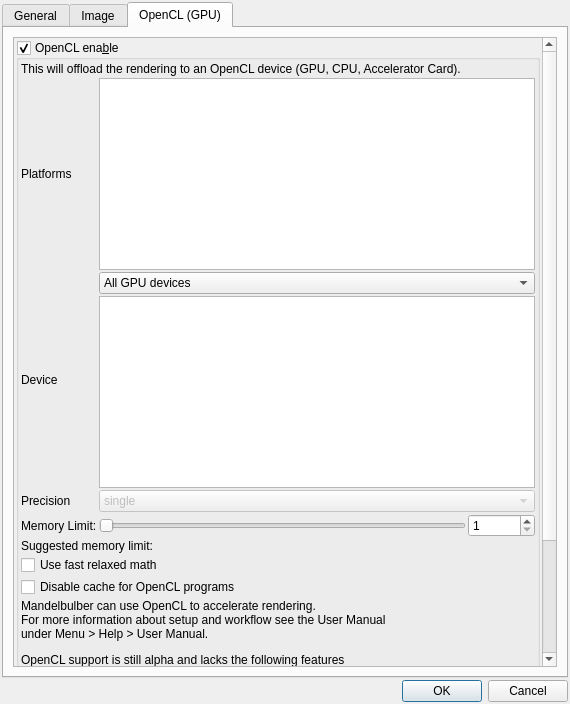
buddhi1980/mandelbulber2, file mandelbulber2/qt/preferences_dialog.ui: the form before one commit.
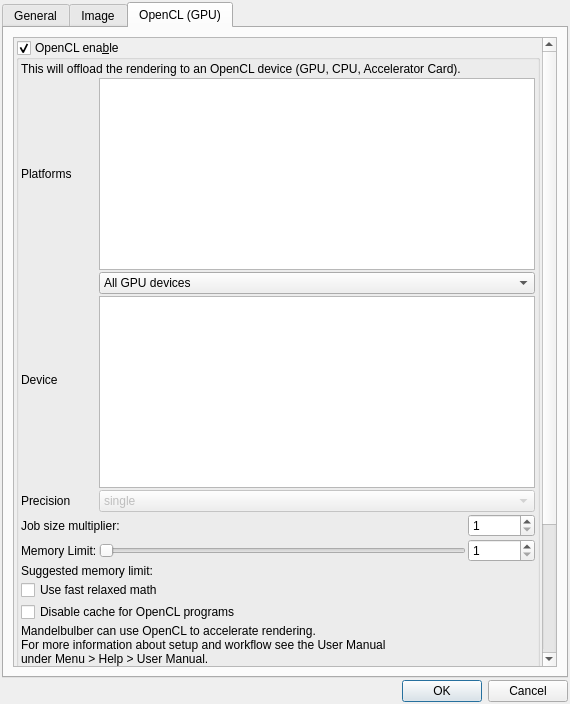
The form after the commit. The open tabs and pages were chosen to show the change. Icons and pictures are not drawn. Custom widgets are drawn as their Qt base class.

Commit message: Added JobSizeMultiplier option in OpenCL preferences. Hogher value can speed up rendering on AMD GPUs. Optimized rendering of DOF on AMD GPUs (much faster memory access)

The edit to the form file:
```diff
--- a/mandelbulber2/qt/preferences_dialog.ui
+++ b/mandelbulber2/qt/preferences_dialog.ui
@@ -1016,8 +1016,8 @@
            <rect>
             <x>0</x>
             <y>0</y>
-            <width>499</width>
-            <height>809</height>
+            <width>528</width>
+            <height>833</height>
            </rect>
           </property>
           <layout class="QVBoxLayout" name="verticalLayout_OpenCL">
@@ -1092,14 +1092,14 @@
                   </item>
                  </widget>
                 </item>
-                <item row="3" column="0">
+                <item row="4" column="0">
                  <widget class="QLabel" name="label_opencl_memory_limit">
                   <property name="text">
                    <string>Memory Limit:</string>
                   </property>
                  </widget>
                 </item>
-                <item row="3" column="1">
+                <item row="4" column="1">
                  <widget class="QSlider" name="sliderInt_opencl_memory_limit">
                   <property name="minimum">
                    <number>1</number>
@@ -1118,7 +1118,7 @@
                   </property>
                  </widget>
                 </item>
-                <item row="3" column="2">
+                <item row="4" column="2">
                  <widget class="MySpinBox" name="spinboxInt_opencl_memory_limit">
                   <property name="toolTip">
                    <string>&lt;html&gt;&lt;head/&gt;&lt;body&gt;&lt;p&gt;Memory limit for single memory buffer used by OpenCL programs.&lt;/p&gt;&lt;p&gt;It should be set not higher than suggested memory limit showed below.&lt;/p&gt;&lt;p&gt;If SSAO or DOF effects need more memory than limit, they will be rendered using CPU.&lt;/p&gt;&lt;p&gt;Higher memory limit can allow rendering SSAO and DOF effects using GPU at higher resolution, but program can produce errors or be unstable.&lt;/p&gt;&lt;/body&gt;&lt;/html&gt;</string>
@@ -1214,7 +1214,7 @@
                   </property>
                  </widget>
                 </item>
-                <item row="6" column="0" colspan="3">
+                <item row="7" column="0" colspan="3">
                  <widget class="QCheckBox" name="checkBox_opencl_disable_build_cache">
                   <property name="toolTip">
                    <string>&lt;html&gt;&lt;head/&gt;&lt;body&gt;&lt;p&gt;It disables 'compute cache' used by NVidia driver. It is sometimes needed to use this option to refresh precompiled OpenCL programs after changing OpenCL source files (e.g. after upgrade of the program).&lt;/p&gt;&lt;/body&gt;&lt;/html&gt;</string>
@@ -1224,7 +1224,7 @@
                   </property>
                  </widget>
                 </item>
-                <item row="5" column="0" colspan="3">
+                <item row="6" column="0" colspan="3">
                  <widget class="QCheckBox" name="checkBox_opencl_use_fast_relaxed_math">
                   <property name="toolTip">
                    <string>&lt;html&gt;&lt;head/&gt;&lt;body&gt;&lt;p&gt;It enables -cl-fast-relaxed-math OpenCL flag. It provides additional speed by removing some checks to the math operations like division by zero or Not-a-Number. In some cases it can lead to unpredictable results.&lt;/p&gt;&lt;p&gt;It is needed to restart the program to apply this option.&lt;/p&gt;&lt;/body&gt;&lt;/html&gt;</string>
@@ -1234,7 +1234,7 @@
                   </property>
                  </widget>
                 </item>
-                <item row="4" column="0" colspan="3">
+                <item row="5" column="0" colspan="3">
                  <widget class="QLabel" name="label_opencl_suggested_memory_limit">
                   <property name="text">
                    <string>Suggested memory limit:</string>
@@ -1244,6 +1244,26 @@
                   </property>
                  </widget>
                 </item>
+                <item row="3" column="2">
+                 <widget class="MySpinBox" name="spinboxInt_opencl_job_size_multiplier">
+                  <property name="toolTip">
+                   <string>&lt;html&gt;&lt;head/&gt;&lt;body&gt;&lt;p&gt;Memory limit for single memory buffer used by OpenCL programs.&lt;/p&gt;&lt;p&gt;It should be set not higher than suggested memory limit showed below.&lt;/p&gt;&lt;p&gt;If SSAO or DOF effects need more memory than limit, they will be rendered using CPU.&lt;/p&gt;&lt;p&gt;Higher memory limit can allow rendering SSAO and DOF effects using GPU at higher resolution, but program can produce errors or be unstable.&lt;/p&gt;&lt;/body&gt;&lt;/html&gt;</string>
+                  </property>
+                  <property name="minimum">
+                   <number>1</number>
+                  </property>
+                  <property name="maximum">
+                   <number>100000</number>
+                  </property>
+                 </widget>
+                </item>
+                <item row="3" column="0" colspan="2">
+                 <widget class="QLabel" name="label_opencl_memory_limit_2">
+                  <property name="text">
+                   <string>Job size multiplier:</string>
+                  </property>
+                 </widget>
+                </item>
                </layout>
               </item>
               <item>
```
Left out of the diff: 4 changed lines with no effect on the pictures. The commit also changes 3 other files.
